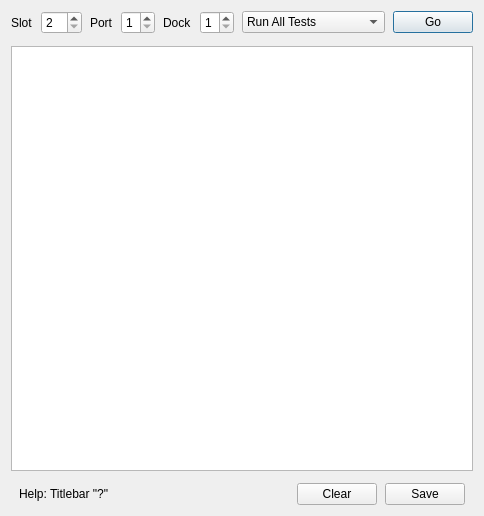
This is Forms/IMBISTDlg.ui in billkarsh/SpikeGLX as Qt 5 draws it before an edit. The edited form follows.
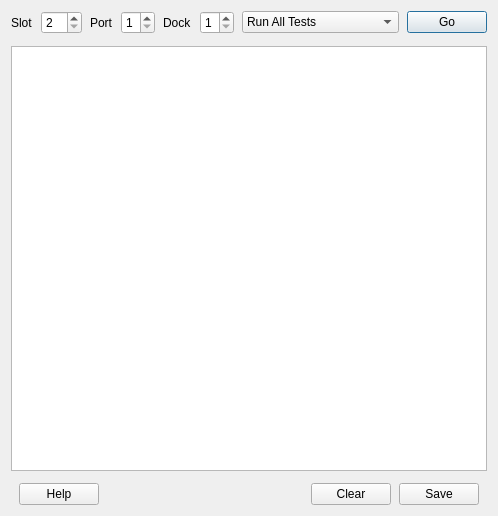
This is the edited form.

Commit message: Add Help buttons because '?' not supported in titlebar

```diff
--- a/Forms/IMBISTDlg.ui
+++ b/Forms/IMBISTDlg.ui
@@ -9,7 +9,7 @@
    <rect>
     <x>0</x>
     <y>0</y>
-    <width>484</width>
+    <width>498</width>
     <height>516</height>
    </rect>
   </property>
@@ -212,9 +212,9 @@
       <number>8</number>
      </property>
      <item>
-      <widget class="QLabel" name="label">
+      <widget class="QPushButton" name="helpBut">
        <property name="text">
-        <string>Help: Titlebar &quot;?&quot;</string>
+        <string>Help</string>
        </property>
       </widget>
      </item>
```
Left out of the diff: 12 changed lines with no effect on the pictures. The commit also changes 30 other files.
